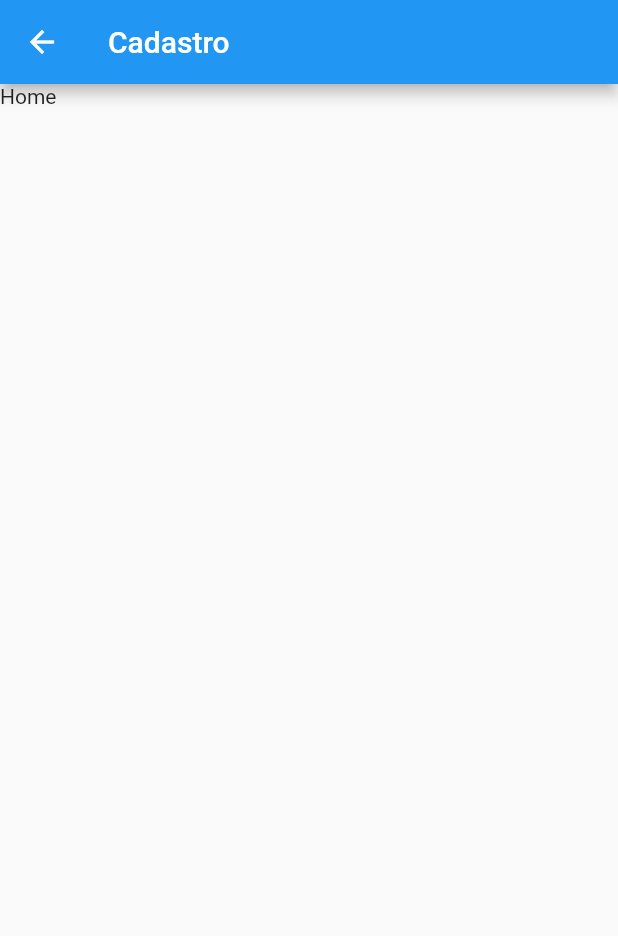
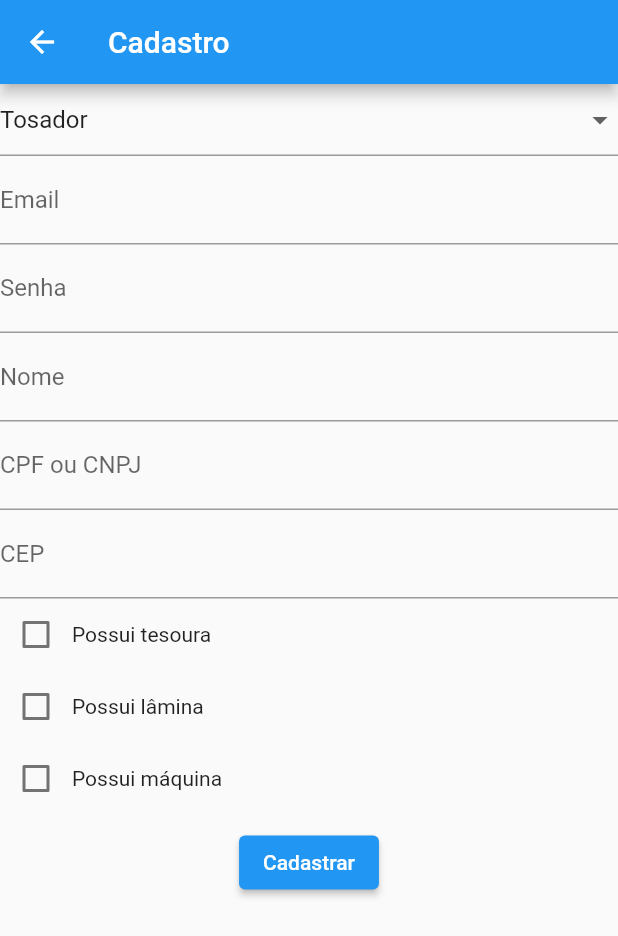
Before and after one commit to pedro-git-projects/toguishi-flutter, a Flutter app: the RegisterScreen screen opened directly, on a phone screen of 412 x 824 dp. Shown: the top 936 px of the screen. Run offline on Flutter 3.47's test engine with Material 2 defaults, Android fonts, the phone set to English and light mode, and no system bars; our stand-ins replace flutter_dotenv, flutter_secure_storage; accounts and stored records are empty.

Commit message:
partial register form implementation

```diff
--- a/lib/screens/unauthenticated/register_screen.dart
+++ b/lib/screens/unauthenticated/register_screen.dart
@@ -9,7 +9,151 @@ class RegisterScreen extends StatelessWidget {
       appBar: AppBar(
         title: const Text('Cadastro'),
       ),
-      body: const SafeArea(child: Text("Home")),
+      body: const SafeArea(
+        child: SingleChildScrollView(
+          child: (RegisterForm()),
+        ),
+      ),
     );
   }
 }
+
+class RegisterForm extends StatefulWidget {
+  const RegisterForm({super.key});
+
+  @override
+  State<RegisterForm> createState() => _RegisterFormState();
+}
+
+class _RegisterFormState extends State<RegisterForm> {
+  final _formKey = GlobalKey<FormState>();
+  TextEditingController emailController = TextEditingController();
+  TextEditingController passwordController = TextEditingController();
+
+  String _tipo = "Tosador";
+  bool _possuiTesoura = false;
+  bool _possuiLamina = false;
+  bool _possuiMaquina = false;
+
+  final _nomeController = TextEditingController();
+  final _cpfCnpjController = TextEditingController();
+  final _cepController = TextEditingController();
+
+  @override
+  Widget build(BuildContext context) {
+    return Form(
+      key: _formKey,
+      child: Column(
+        children: [
+          DropdownButtonFormField(
+            value: _tipo,
+            items: const [
+              DropdownMenuItem(
+                value: "Tosador",
+                child: Text("Tosador"),
+              ),
+              DropdownMenuItem(
+                value: "Lojista",
+                child: Text("Lojista"),
+              ),
+            ],
+            onChanged: (value) {
+              setState(() {
+                if (value != null) {
+                  _tipo = value;
+                }
+              });
+            },
+          ),
+          TextFormField(
+            controller: emailController,
+            decoration: const InputDecoration(
+              labelText: "Email",
+            ),
+          ),
+          TextFormField(
+            controller: passwordController,
+            decoration: const InputDecoration(
+              labelText: "Senha",
+            ),
+            obscureText: true,
+          ),
+          TextFormField(
+            controller: _nomeController,
+            decoration: const InputDecoration(
+              labelText: "Nome",
+            ),
+          ),
+          TextFormField(
+            controller: _cpfCnpjController,
+            decoration: const InputDecoration(
+              labelText: "CPF ou CNPJ",
+            ),
+          ),
+          TextFormField(
+            controller: _cepController,
+            decoration: const InputDecoration(
+              labelText: "CEP",
+            ),
+          ),
+          Row(
+            children: [
+              Checkbox(
+                value: _possuiTesoura,
+                onChanged: (value) {
+                  setState(() {
+                    if (value != null) {
+                      _possuiTesoura = value;
+                    }
+                  });
+                },
+              ),
+              const Text("Possui tesoura"),
+            ],
+          ),
+          Row(
+            children: [
+              Checkbox(
+                value: _possuiLamina,
+                onChanged: (value) {
+                  setState(() {
+                    if (value != null) {
+                      _possuiLamina = value;
+                    }
+                  });
+                },
+              ),
+              const Text("Possui lâmina"),
+            ],
+          ),
+          Row(
+            children: [
+              Checkbox(
+                value: _possuiMaquina,
+                onChanged: (value) {
+                  setState(() {
+                    if (value != null) {
+                      _possuiMaquina = value;
+                    }
+                  });
+                },
+              ),
+              const Text("Possui máquina"),
+            ],
+          ),
+          ButtonBar(
+            alignment: MainAxisAlignment.center,
+            children: [
+              ElevatedButton(
+                child: const Text("Cadastrar"),
+                onPressed: () {
+                  // TODO: Implementar lógica de envio do formulário
+                },
+              ),
+            ],
+          ),
+        ],
+      ),
+    );
+  }
+}
```
